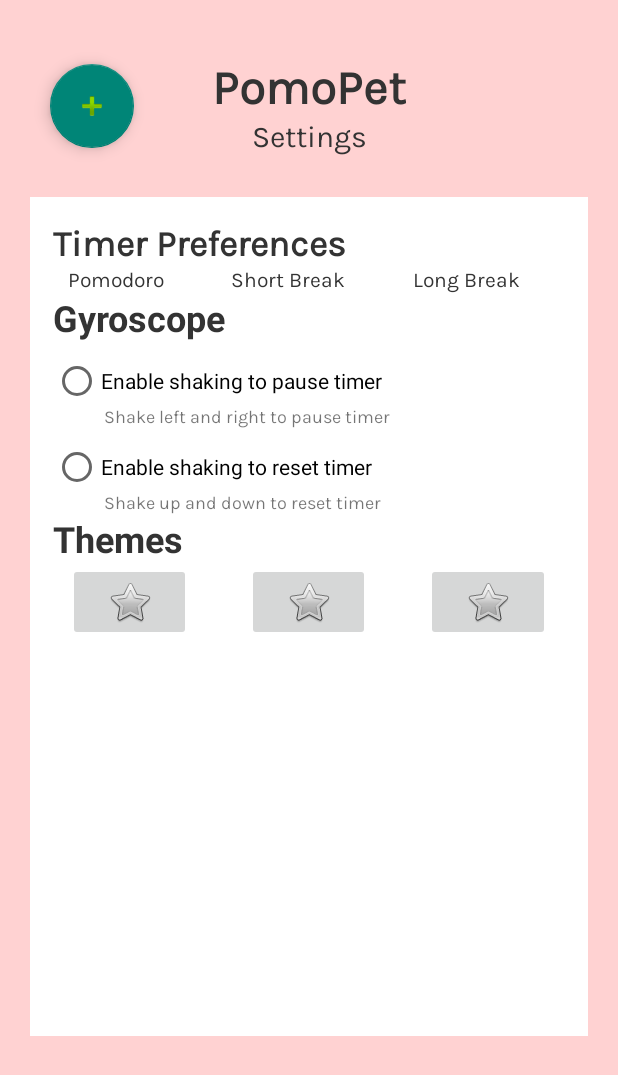
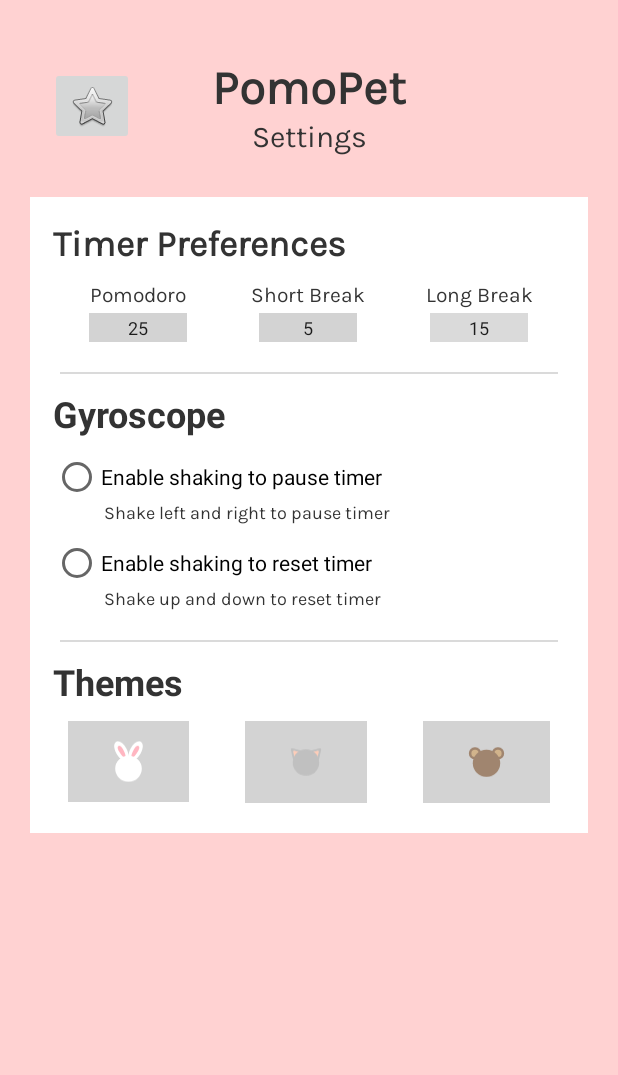
Before and after one commit to ayishamiara/PomoPet-App, an Android app: the layout item_settings.xml on its own in the app's theme, with its tools: preview values and no code run, on a phone screen of 412 x 824 dp. Shown: the top 1075 px of the screen. Run offline under Robolectric (Android 15) with nearby library versions, the light colour scheme and no system bars.

Commit message:
added parts in item_settings added parts in item_streak_tracker

```diff
--- a/app/src/main/res/layout/item_settings.xml
+++ b/app/src/main/res/layout/item_settings.xml
@@ -7,13 +7,12 @@
     android:background="#FFD2D2"
     android:orientation="vertical">
 
-    <com.google.android.material.floatingactionbutton.FloatingActionButton
-        android:id="@+id/floatingActionButton"
+    <ImageButton
+        android:id="@+id/imageButton4"
         android:layout_width="wrap_content"
         android:layout_height="wrap_content"
         android:layout_marginStart="33dp"
-        android:clickable="true"
-        android:src="@android:drawable/ic_input_add"
+        android:src="@android:drawable/btn_star"
         app:layout_constraintBottom_toBottomOf="@+id/top"
         app:layout_constraintStart_toStartOf="parent"
         app:layout_constraintTop_toTopOf="@+id/top" />
@@ -63,13 +62,11 @@
     <androidx.constraintlayout.widget.ConstraintLayout
         android:id="@+id/bottomPomoPet"
         android:layout_width="0dp"
-        android:layout_height="0dp"
+        android:layout_height="wrap_content"
         android:layout_marginStart="20dp"
         android:layout_marginTop="28dp"
         android:layout_marginEnd="20dp"
-        android:layout_marginBottom="133dp"
         android:background="#FFFFFF"
-        app:layout_constraintBottom_toBottomOf="parent"
         app:layout_constraintEnd_toEndOf="parent"
         app:layout_constraintStart_toStartOf="parent"
         app:layout_constraintTop_toBottomOf="@id/top">
@@ -79,7 +76,10 @@
             android:layout_width="match_parent"
             android:layout_height="match_parent"
             android:orientation="vertical"
-            tools:layout_editor_absoluteY="39dp">
+            app:layout_constraintBottom_toBottomOf="parent"
+            app:layout_constraintEnd_toEndOf="parent"
+            app:layout_constraintStart_toStartOf="parent"
+            app:layout_constraintTop_toTopOf="parent">
 
             <TextView
                 android:id="@+id/timerPreferences"
@@ -87,6 +87,7 @@
                 android:layout_height="wrap_content"
                 android:layout_marginStart="15dp"
                 android:layout_marginTop="15dp"
+                android:layout_marginBottom="10dp"
                 android:fontFamily="@font/karla"
                 android:text="Timer Preferences"
                 android:textColor="#333333"
@@ -97,13 +98,14 @@
                 android:id="@+id/timerPreferencesSettings"
                 android:layout_width="match_parent"
                 android:layout_height="wrap_content"
+                android:layout_marginBottom="20dp"
                 android:orientation="horizontal">
 
                 <LinearLayout
                     android:id="@+id/pomodoro"
                     android:layout_width="wrap_content"
                     android:layout_height="match_parent"
-                    android:layout_marginStart="25dp"
+                    android:layout_marginStart="15dp"
                     android:layout_weight="1"
                     android:orientation="vertical">
 
@@ -111,10 +113,29 @@
                         android:id="@+id/textView13"
                         android:layout_width="match_parent"
                         android:layout_height="wrap_content"
+                        android:layout_marginBottom="3dp"
                         android:fontFamily="@font/karla"
                         android:text="Pomodoro"
+                        android:textAlignment="center"
                         android:textColor="#333333"
                         android:textSize="14sp" />
+
+                    <EditText
+                        android:id="@+id/editTextNumber5"
+                        android:layout_width="wrap_content"
+                        android:layout_height="wrap_content"
+                        android:layout_gravity="center"
+                        android:background="#D3D3D3"
+                        android:ems="4"
+                        android:inputType="number"
+                        android:maxWidth="65dp"
+                        android:maxHeight="19dp"
+                        android:minWidth="65dp"
+                        android:minHeight="19dp"
+                        android:shadowRadius="10"
+                        android:textAlignment="center"
+                        android:textSize="12sp"
+                        tools:text="25" />
 
                 </LinearLayout>
 
@@ -129,10 +150,28 @@
                         android:id="@+id/textView14"
                         android:layout_width="match_parent"
                         android:layout_height="wrap_content"
+                        android:layout_marginBottom="3dp"
                         android:fontFamily="@font/karla"
                         android:text="Short Break"
+                        android:textAlignment="center"
                         android:textColor="#333333"
                         android:textSize="14sp" />
+
+                    <EditText
+                        android:id="@+id/editTextNumber6"
+                        android:layout_width="wrap_content"
+                        android:layout_height="wrap_content"
+                        android:layout_gravity="center"
+                        android:background="#D3D3D3"
+                        android:ems="4"
+                        android:inputType="number"
+                        android:maxWidth="65dp"
+                        android:maxHeight="19dp"
+                        android:minWidth="65dp"
+                        android:minHeight="19dp"
+                        android:textAlignment="center"
+                        android:textSize="12sp"
+                        tools:text="5" />
 
                 </LinearLayout>
 
@@ -140,6 +179,7 @@
                     android:id="@+id/longBreak"
                     android:layout_width="wrap_content"
                     android:layout_height="match_parent"
+                    android:layout_marginEnd="15dp"
                     android:layout_weight="1"
                     android:orientation="vertical">
 
@@ -147,13 +187,42 @@
                         android:id="@+id/textView15"
                         android:layout_width="match_parent"
                         android:layout_height="wrap_content"
+                        android:layout_marginBottom="3dp"
                         android:fontFamily="@font/karla"
                         android:text="Long Break"
+                        android:textAlignment="center"
                         android:textColor="#333333"
                         android:textSize="14sp" />
 
+                    <EditText
+                        android:id="@+id/editTextNumber7"
+                        android:layout_width="wrap_content"
+                        android:layout_height="wrap_content"
+                        android:layout_gravity="center"
+                        android:background="#D3D3D3D3"
+                        android:ems="4"
+                        android:inputType="number"
+                        android:maxWidth="65dp"
+                        android:maxHeight="19dp"
+                        android:minWidth="65dp"
+                        android:minHeight="19dp"
+                        android:textAlignment="center"
+                        android:textAllCaps="false"
+                        android:textSize="12sp"
+                        tools:text="15" />
+
                 </LinearLayout>
+
             </LinearLayout>
+
+            <View
+                android:id="@+id/timerPreferencesLine"
+                android:layout_width="match_parent"
+                android:layout_height="1dp"
+                android:layout_marginStart="20dp"
+                android:layout_marginEnd="20dp"
+                android:layout_marginBottom="10dp"
+                android:background="#D3D3D3D3" />
 
             <TextView
                 android:id="@+id/gyroscope"
@@ -169,7 +238,8 @@
                 android:id="@+id/gyroscopeSettings"
                 android:layout_width="match_parent"
                 android:layout_height="wrap_content"
-                android:layout_marginTop="10dp">
+                android:layout_marginTop="10dp"
+                android:layout_marginBottom="20dp">
 
                 <LinearLayout
                     android:id="@+id/enableShakingPauseSetting"
@@ -197,6 +267,7 @@
                         android:layout_marginStart="49dp"
                         android:fontFamily="@font/karla"
                         android:text="Shake left and right to pause timer"
+                        android:textColor="#333333"
                         android:textSize="12dp" />
                 </LinearLayout>
 
@@ -224,16 +295,27 @@
                         android:layout_marginStart="49dp"
                         android:fontFamily="@font/karla"
                         android:text="Shake up and down to reset timer"
+                        android:textColor="#333333"
                         android:textSize="12sp" />
 
                 </LinearLayout>
             </androidx.constraintlayout.widget.ConstraintLayout>
+
+            <View
+                android:id="@+id/gyroscopeLine"
+                android:layout_width="match_parent"
+                android:layout_height="1dp"
+                android:layout_marginStart="20dp"
+                android:layout_marginEnd="20dp"
+                android:layout_marginBottom="10dp"
+                android:background="#D3D3D3D3" />
 
             <TextView
                 android:id="@+id/themes"
                 android:layout_width="match_parent"
                 android:layout_height="wrap_content"
                 android:layout_marginStart="15dp"
+                android:layout_marginBottom="10dp"
                 android:text="Themes"
                 android:textColor="#333333"
                 android:textSize="24sp"
@@ -243,6 +325,7 @@
                 android:id="@+id/themesSettings"
                 android:layout_width="match_parent"
                 android:layout_height="wrap_content"
+                android:layout_marginBottom="20dp"
                 android:orientation="horizontal">
 
                 <ImageButton
@@ -252,7 +335,16 @@
                     android:layout_marginStart="25dp"
                     android:layout_marginEnd="37dp"
                     android:layout_weight="1"
-                    android:src="@android:drawable/btn_star" />
+                    android:adjustViewBounds="false"
+                    android:background="#D3D3D3"
+                    android:minWidth="65dp"
+                    android:minHeight="50dp"
+                    android:paddingStart="30dp"
+                    android:paddingTop="10dp"
+                    android:paddingEnd="30dp"
+                    android:paddingBottom="10dp"
+                    android:scaleType="fitCenter"
+                    android:src="@drawable/bunny_icon" />
 
                 <ImageButton
                     android:id="@+id/catButton"
@@ -260,7 +352,17 @@
                     android:layout_height="wrap_content"
                     android:layout_marginEnd="37dp"
                     android:layout_weight="1"
-                    android:src="@android:drawable/btn_star" />
+                    android:adjustViewBounds="false"
+                    android:background="#D3D3D3"
+                    android:cropToPadding="false"
+                    android:minWidth="65dp"
+                    android:minHeight="50dp"
+                    android:paddingStart="30dp"
+                    android:paddingTop="15dp"
+                    android:paddingEnd="30dp"
+                    android:paddingBottom="15dp"
+                    android:scaleType="fitCenter"
+                    android:src="@drawable/cat_icon" />
 
                 <ImageButton
                     android:id="@+id/bearButton"
@@ -268,7 +370,17 @@
                     android:layout_height="wrap_content"
                     android:layout_marginEnd="25dp"
                     android:layout_weight="1"
-                    android:src="@android:drawable/btn_star" />
+                    android:adjustViewBounds="false"
+                    android:background="#D3D3D3"
+                    android:cropToPadding="false"
+                    android:minWidth="65dp"
+                    android:minHeight="50dp"
+                    android:paddingStart="30dp"
+                    android:paddingTop="15dp"
+                    android:paddingEnd="30dp"
+                    android:paddingBottom="15dp"
+                    android:scaleType="fitCenter"
+                    android:src="@drawable/bear_icon" />
             </LinearLayout>
 
         </LinearLayout>
```
Also changed, not shown: app/src/main/res/layout/item_streak_tracker.xml (added, +99 -0 lines).
